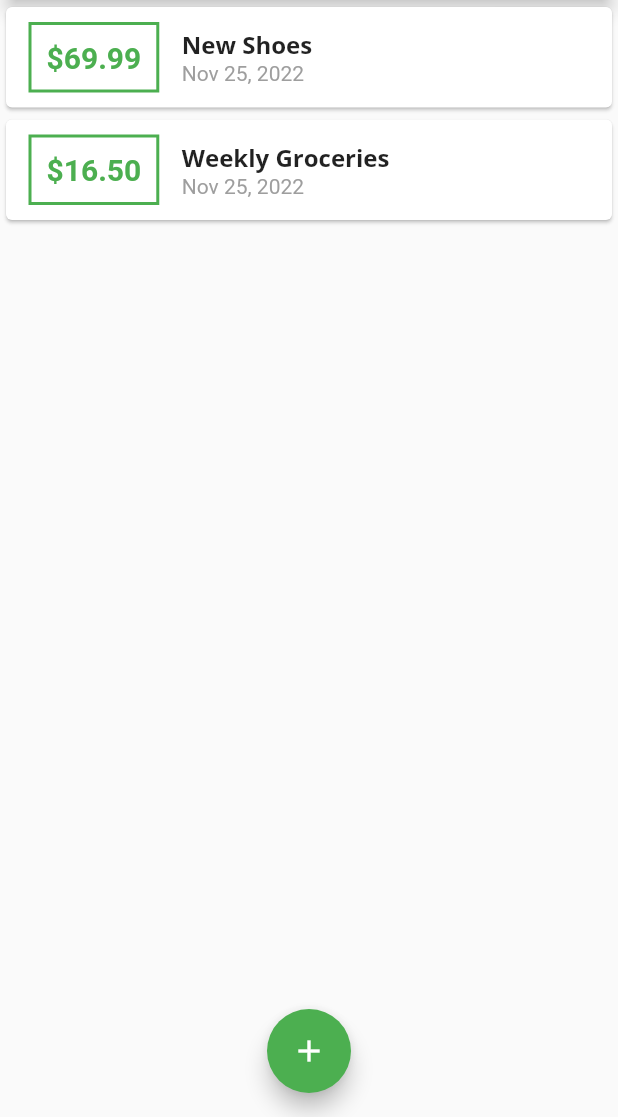
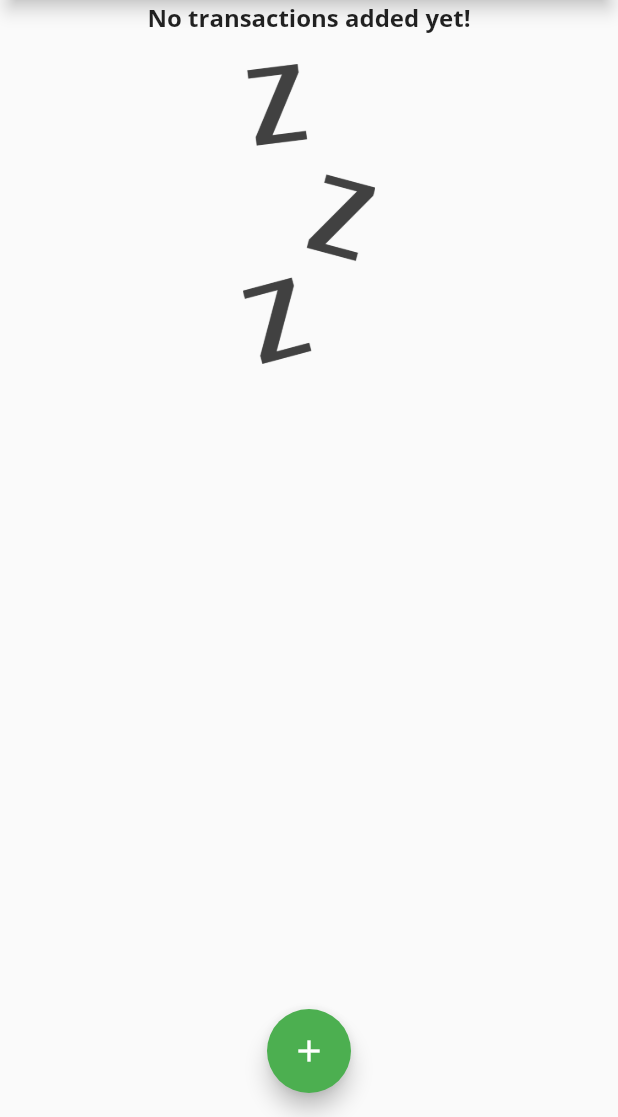
Before and after one commit to AlvaroBishop/personal_expenses_app_Flutter, a Flutter app: the screen it shows after launch, on a phone screen of 412 x 824 dp, the part 119-1236 px from its top. Run offline on Flutter 3.47's test engine with Material 2 defaults, Android fonts, the phone set to English and light mode, and no system bars; Roboto replaces fonts that are missing (Open Sans).

Commit message:
add image to show that there are not transactions yet

```diff
--- a/lib/main.dart
+++ b/lib/main.dart
@@ -46,18 +46,18 @@ class _MyHomePageState extends State<MyHomePage> {
 
   final amountController = TextEditingController();
   final List<Transaction> _userTransactions = [
-    Transaction(
-      id: 't1',
-      title: 'New Shoes',
-      amount: 69.99,
-      date: DateTime.now(),
-    ),
-    Transaction(
-      id: 't2',
-      title: 'Weekly Groceries',
-      amount: 16.50,
-      date: DateTime.now(),
-    ),
+    // Transaction(
+    //   id: 't1',
+    //   title: 'New Shoes',
+    //   amount: 69.99,
+    //   date: DateTime.now(),
+    // ),
+    // Transaction(
+    //   id: 't2',
+    //   title: 'Weekly Groceries',
+    //   amount: 16.50,
+    //   date: DateTime.now(),
+    // ),
   ];
 
   void _addNewTransaction(String txTitle, double txAmount) {
@@ -105,7 +105,7 @@ class _MyHomePageState extends State<MyHomePage> {
                 child: Text('Chart!'),
               ),
             ),
-            TransactionList(transaction: _userTransactions),
+            TransactionList(transactions: _userTransactions),
           ],
         ),
         floatingActionButtonLocation: FloatingActionButtonLocation.centerFloat,
--- a/lib/widgets/transactions_list.dart
+++ b/lib/widgets/transactions_list.dart
@@ -3,23 +3,42 @@ import 'package:intl/intl.dart';
 import 'package:personal_expenses_app/models/transaction.dart';
 
 class TransactionList extends StatelessWidget {
-  final List<Transaction> transaction;
+  final List<Transaction> transactions;
 
-  const TransactionList({super.key, required this.transaction});
+  const TransactionList({super.key, required this.transactions});
 
   @override
   Widget build(BuildContext context) {
     return Container(
       height: 300,
-      child: ListView.builder(
+      child: transactions.isEmpty
+          ? Column(
+              children: <Widget>[
+                Text(
+                  'No transactions added yet!',
+                  style: Theme.of(context).textTheme.titleLarge,
+                ),
+                SizedBox(
+                  height: 20,
+                ),
+                Container(
+                  height: 200,
+                  child: Image.asset(
+                    'assets/images/waiting.png',
+                    fit: BoxFit.cover,
+                  ),
+                )
+              ],
+            )
+          : ListView.builder(
               itemBuilder: (context, index) {
                 return Card(
                   child: Row(
                     children: <Widget>[
                       Container(
                         padding: const EdgeInsets.all(10),
-                  margin:
-                      const EdgeInsets.symmetric(vertical: 10, horizontal: 15),
+                        margin: const EdgeInsets.symmetric(
+                            vertical: 10, horizontal: 15),
                         decoration: BoxDecoration(
                           border: Border.all(
                             color: Theme.of(context).primaryColor,
@@ -27,7 +46,7 @@ class TransactionList extends StatelessWidget {
                           ),
                         ),
                         child: Text(
-                    '\$${transaction[index].amount.toStringAsFixed(2)}',
+                          '\$${transactions[index].amount.toStringAsFixed(2)}',
                           style: TextStyle(
                             fontWeight: FontWeight.bold,
                             fontSize: 20,
@@ -38,10 +57,10 @@ class TransactionList extends StatelessWidget {
                       Column(
                         crossAxisAlignment: CrossAxisAlignment.start,
                         children: <Widget>[
-                    Text(transaction[index].title,
+                          Text(transactions[index].title,
                               style: Theme.of(context).textTheme.titleLarge),
                           Text(
-                      DateFormat.yMMMd().format(transaction[index].date),
+                            DateFormat.yMMMd().format(transactions[index].date),
                             style: const TextStyle(color: Colors.grey),
                           )
                         ],
@@ -50,7 +69,7 @@ class TransactionList extends StatelessWidget {
                   ),
                 );
               },
-        itemCount: transaction.length,
+              itemCount: transactions.length,
             ),
     );
   }
--- a/pubspec.yaml
+++ b/pubspec.yaml
@@ -59,8 +59,8 @@ flutter:
   uses-material-design: true
 
   # To add assets to your application, add an assets section, like this:
-  # assets:
-  #   - images/a_dot_burr.jpeg
+  assets:
+    - assets/images/waiting.png
   #   - images/a_dot_ham.jpeg
 
   # An image asset can refer to one or more resolution-specific "variants", see
```
Also changed, not shown: assets/images/waiting.png (added). Lines whose indentation alone changed are shown as unchanged.
